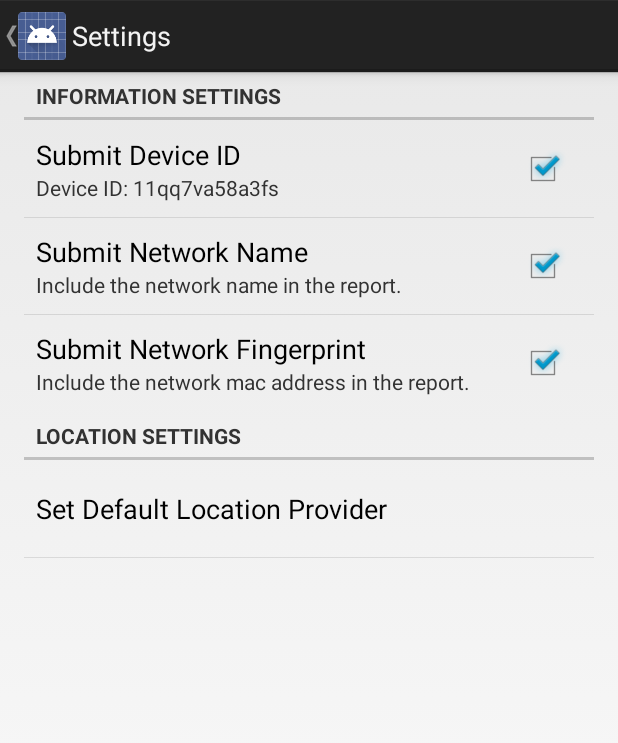
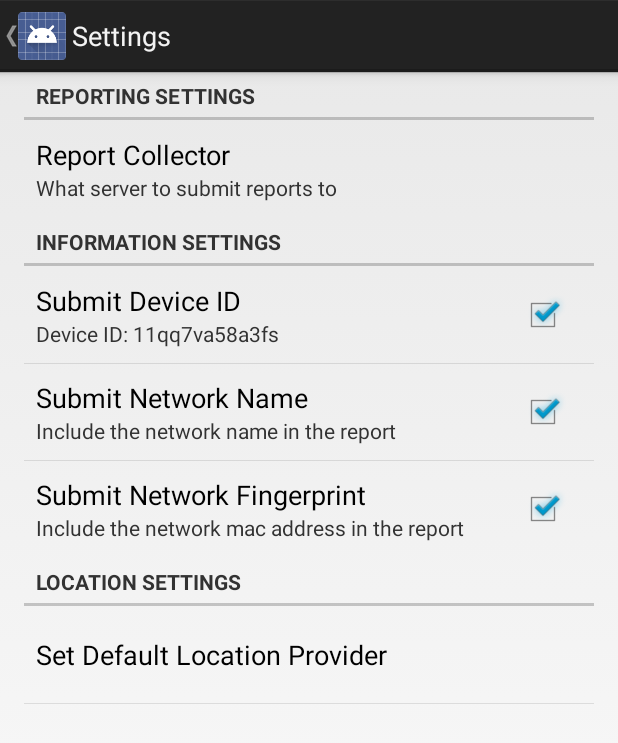
Before and after one commit to CBitLabs/geoip-android, an Android app: the SettingsActivity screen opened directly, with no data from a screen before it, on a phone screen of 412 x 824 dp. Shown: the top 743 px of the screen. Run offline under Robolectric (Android 15) with nearby library versions, the phone set to English and light mode, and no system bars.

```diff
--- a/GeoIPCollector/build.gradle
+++ b/GeoIPCollector/build.gradle
@@ -35,6 +35,7 @@ android {
 
 dependencies {
     compile 'com.android.support:support-v4:18.0.0'
+    compile files('libs/dnsjava-2.1.5.jar')
     compile 'com.koushikdutta.ion:ion:1.2.1'
     compile 'com.google.code.gson:gson:2.2.4'
 }
--- a/GeoIPCollector/src/main/java/com/cbitlabs/geoipcollector/ReportingTask.java
+++ b/GeoIPCollector/src/main/java/com/cbitlabs/geoipcollector/ReportingTask.java
@@ -29,7 +29,7 @@ public class ReportingTask extends AsyncTask {
     }
 
     public void postReport() {
-        JsonObject geoReport = Util.getReport(this.context);
+        final JsonObject geoReport = Util.getReport(this.context);
 
         if (!Util.isValidReport(this.context, geoReport)) {
             Log.i(Util.LOG_TAG, "Duplicate or noWIFI. Report not sent.");
@@ -46,6 +46,8 @@ public class ReportingTask extends AsyncTask {
                     public void onCompleted(Exception e, JsonObject res) {
                         if (e != null) {
                             Log.i(Util.LOG_TAG, e.toString());
+                            //try a DNS lookup instead
+                            Util.createDNSTask(context, geoReport);
                         }
                         if (res != null) {
                             Log.i(Util.LOG_TAG, "Recieved " + res.toString());
--- a/GeoIPCollector/src/main/res/values/strings_activity_settings.xml
+++ b/GeoIPCollector/src/main/res/values/strings_activity_settings.xml
@@ -2,25 +2,38 @@
     <string name="title_activity_settings">Settings</string>
 
     <!-- Strings related to Settings -->
+    <string name="pref_category_server">Reporting Settings</string>
     <string name="pref_category_privacy">Information Settings</string>
     <string name="pref_category_location">Location Settings</string>
-
     <!-- Example General settings -->
     <string name="pref_header_general">General</string>
+
+    <string name="pref_server">Report Collector</string>
+    <string name="pref_server_desc">What server to submit reports to</string>
 
     <string name="pref_submit_device_id">Submit Device ID</string>
     <string name="pref_submit_device_id_desc">The current device id is:1234567</string>
 
     <string name="pref_submit_ssid">Submit Network Name</string>
-    <string name="pref_submit_ssid_desc">Include the network name in the report.</string>
+    <string name="pref_submit_ssid_desc">Include the network name in the report</string>
 
     <string name="pref_submit_bssid">Submit Network Fingerprint</string>
-    <string name="pref_submit_bssid_desc">Include the network mac address in the report.</string>
+    <string name="pref_submit_bssid_desc">Include the network mac address in the report</string>
 
     <string name="pref_submit_ip">Submit IP Address</string>
     <string name="pref_submit_ip_desc">Include the ip address in the report.</string>
 
     <string name="pref_get_loc_method">Set Default Location Provider</string>
+
+    <string-array name="pref_server_list_entries">
+        <item>CBL</item>
+        <item>GSF</item>
+    </string-array>
+
+    <string-array name="pref_server_list_values">
+        <item>CBL</item>
+        <item>GSF</item>
+    </string-array>
 
     <string-array name="pref_get_loc_entries">
         <item>Network</item>
--- a/GeoIPCollector/src/main/res/xml/pref_general.xml
+++ b/GeoIPCollector/src/main/res/xml/pref_general.xml
@@ -1,4 +1,16 @@
 <PreferenceScreen xmlns:android="http://schemas.android.com/apk/res/android">
+    <PreferenceCategory
+        android:title="@string/pref_category_server"
+        android:key="pref_privacy">
+        <ListPreference
+            android:key="reporting_server"
+            android:title="@string/pref_server"
+            android:summary="@string/pref_server_desc"
+            android:entries="@array/pref_server_list_entries"
+            android:entryValues="@array/pref_server_list_values"
+            android:defaultValue="GSF"/>
+    </PreferenceCategory>
+
     <PreferenceCategory
         android:title="@string/pref_category_privacy"
         android:key="pref_privacy">
```
Also changed, not shown: GeoIPCollector/src/main/java/com/cbitlabs/geoipcollector/DNSTask.java (added, +75 -0 lines), GeoIPCollector/src/main/java/com/cbitlabs/geoipcollector/MainActivity.java (+8 -4 lines), GeoIPCollector/src/main/java/com/cbitlabs/geoipcollector/Util.java (+74 -36 lines), GeoIPCollector/libs/dnsjava-2.1.5.jar (added), 2 other files.
